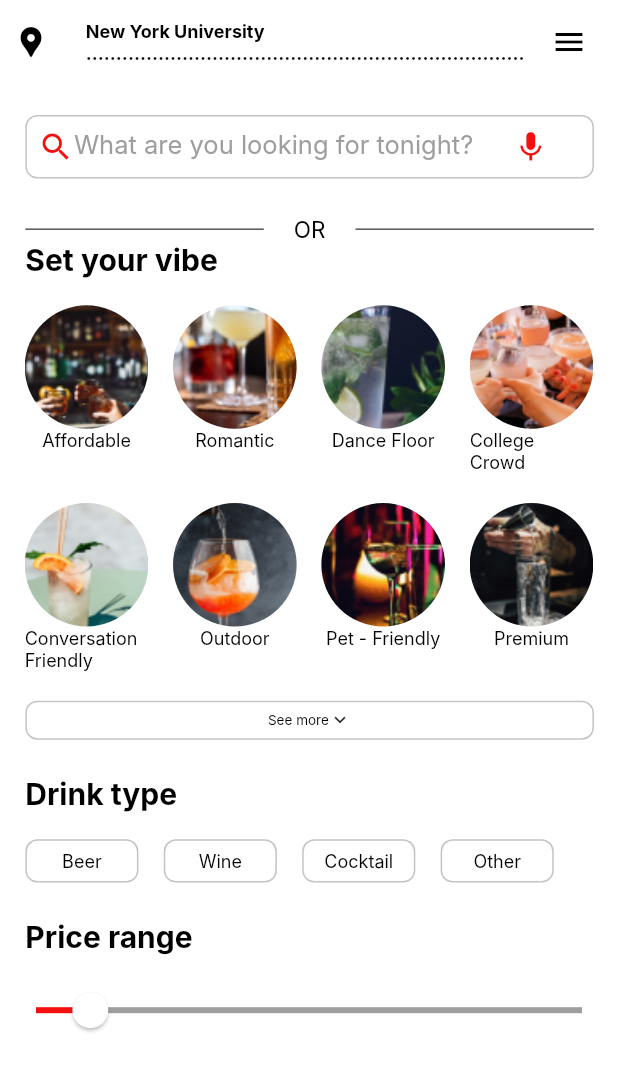
After one commit to HappyOurs/HappyOurs, a Flutter app: the HomePageV2 screen opened directly, on a phone screen of 412 x 824 dp. The commit adds this screen. Shown: the top 1071 px of the screen. Run offline on Flutter 3.47's test engine with Material 2 defaults, Android fonts, the phone set to English and light mode, and no system bars; drawn by our look-alikes of overlay_support; our stand-ins replace cloud_firestore, firebase_auth, firebase_core, google_sign_in, pin_code_fields; accounts and stored records are empty; Roboto replaces fonts that are missing (Inter).

Commit message:
Completed home page v2 except the slider

```diff
--- /dev/null
+++ b/lib/home_v2.dart
@@ -0,0 +1,451 @@
+import 'package:flutter/material.dart';
+import 'package:flutter/src/widgets/container.dart';
+import 'package:flutter/src/widgets/framework.dart';
+import 'package:happyours/widgets/bar_card.dart';
+import 'package:happyours/widgets/vibe_option.dart';
+
+class HomePageV2 extends StatefulWidget {
+  const HomePageV2({super.key});
+
+  @override
+  State<HomePageV2> createState() => _HomePageV2State();
+}
+
+class _HomePageV2State extends State<HomePageV2> {
+  @override
+  Widget build(BuildContext context) {
+    TextEditingController searchController = TextEditingController();
+
+    var width = MediaQuery.of(context).size.width;
+    var height = MediaQuery.of(context).size.height;
+    int _price = 200;
+    return Scaffold(
+      backgroundColor: Colors.white,
+      appBar: AppBar(
+        elevation: 0,
+        backgroundColor: Colors.white,
+        leading: const Icon(
+          //needs change //
+          Icons.location_pin,
+          color: Colors.black,
+        ),
+        leadingWidth: width * 0.1,
+        title: Column(
+          crossAxisAlignment: CrossAxisAlignment.start,
+          children: const [
+            Text(
+              "New York University",
+              style: TextStyle(
+                  color: Colors.black,
+                  fontWeight: FontWeight.w700,
+                  fontFamily: 'Inter',
+                  fontSize: 12),
+            ),
+            Text(
+              "................................................................................",
+              style: TextStyle(
+                  color: Colors.black,
+                  fontWeight: FontWeight.w700,
+                  fontFamily: 'Inter',
+                  fontSize: 12),
+            ),
+          ],
+        ),
+        actions: [
+          const Icon(
+            //needs change
+            Icons.menu,
+            color: Colors.black,
+          ),
+          SizedBox(
+            width: width * 0.05,
+          ),
+        ],
+      ),
+      body: SingleChildScrollView(
+        child: Column(
+          crossAxisAlignment: CrossAxisAlignment.start,
+          children: [
+            //searchbar
+            Container(
+              margin: EdgeInsets.only(
+                  top: width * 0.05, left: width * 0.041, bottom: width * 0.06),
+              height: width * 0.103,
+              width: width * 0.92,
+              decoration: BoxDecoration(
+                border: Border.all(
+                  color: const Color(0xffc4c4c4),
+                  width: 1,
+                ),
+                borderRadius: BorderRadius.circular(8),
+              ),
+              padding: EdgeInsets.only(left: width * 0.018),
+              child: Row(
+                children: [
+                  const Icon(
+                    Icons.search,
+                    color: Color(0xfff60f0f),
+                  ),
+                  Container(
+                    height: width * 0.103,
+                    width: width * 0.71,
+                    child: TextFormField(
+                      controller: searchController,
+                      decoration: const InputDecoration(
+                        border: InputBorder.none,
+                        hintText: "What are you looking for tonight?",
+                        hintStyle: TextStyle(
+                            color: Colors.grey,
+                            fontWeight: FontWeight.w400,
+                            fontFamily: 'Inter',
+                            fontSize: 17),
+                      ),
+                    ),
+                  ),
+                  GestureDetector(
+                    onTap: () {},
+                    child: Container(
+                        child: const Icon(
+                      Icons.mic,
+                      color: Color(0xfff60f0f),
+                    )),
+                  ),
+                ],
+              ),
+            ),
+            //or
+            Container(
+              width: width * 0.92,
+              margin: EdgeInsets.only(
+                left: width * 0.041,
+              ),
+              // padding: EdgeInsets.only(left: width * 0.018),
+              child: Row(
+                children: <Widget>[
+                  Expanded(
+                    child: Container(
+                      margin: const EdgeInsets.only(right: 20.0),
+                      child: const Divider(
+                        color: Colors.black,
+                        // height: 36,
+                      ),
+                    ),
+                  ),
+                  const Text(
+                    "OR",
+                    style: TextStyle(
+                        color: Colors.black,
+                        fontWeight: FontWeight.w400,
+                        fontFamily: 'Inter',
+                        fontSize: 15),
+                  ),
+                  Expanded(
+                    child: Container(
+                      margin: const EdgeInsets.only(left: 20.0),
+                      child: const Divider(
+                        color: Colors.black,
+                        // height: 36
+                      ),
+                    ),
+                  ),
+                ],
+              ),
+            ),
+            //set your vibe->
+            Padding(
+              padding: EdgeInsets.only(
+                left: width * 0.041,
+                bottom: width * 0.043,
+              ),
+              child: const Text(
+                "Set your vibe",
+                style: TextStyle(
+                    color: Colors.black,
+                    fontWeight: FontWeight.w700,
+                    fontFamily: 'Inter',
+                    fontSize: 20),
+              ),
+            ),
+            // options->
+            Container(
+              child: Column(
+                children: [
+                  Row(
+                    mainAxisAlignment: MainAxisAlignment.spaceEvenly,
+                    children: [
+                      vibeOption(
+                          img: "assets/vibe1.png",
+                          vibeName: "Affordable",
+                          width: width),
+                      vibeOption(
+                          img: "assets/vibe2.png",
+                          vibeName: "Romantic",
+                          width: width),
+                      vibeOption(
+                          img: "assets/vibe3.png",
+                          vibeName: "Dance Floor",
+                          width: width),
+                      vibeOption(
+                          img: "assets/vibe4.png",
+                          vibeName: "College Crowd",
+                          width: width),
+                    ],
+                  ),
+                  Row(
+                    mainAxisAlignment: MainAxisAlignment.spaceEvenly,
+                    children: [
+                      vibeOption(
+                          img: "assets/vibe5.png",
+                          vibeName: "Conversation Friendly",
+                          width: width),
+                      vibeOption(
+                          img: "assets/vibe6.png",
+                          vibeName: "Outdoor",
+                          width: width),
+                      vibeOption(
+                          img: "assets/vibe7.png",
+                          vibeName: "Pet - Friendly",
+                          width: width),
+                      vibeOption(
+                          img: "assets/vibe8.png",
+                          vibeName: "Premium",
+                          width: width),
+                    ],
+                  ),
+                ],
+              ),
+            ),
+            //see more->
+            GestureDetector(
+              onTap: () {},
+              child: Container(
+                  margin: EdgeInsets.only(
+                      left: width * 0.041, bottom: width * 0.06),
+                  height: width * 0.063,
+                  width: width * 0.92,
+                  decoration: BoxDecoration(
+                    border: Border.all(
+                      color: const Color(0xffc4c4c4),
+                      width: 1,
+                    ),
+                    borderRadius: BorderRadius.circular(8),
+                  ),
+                  child: Row(
+                    crossAxisAlignment: CrossAxisAlignment.center,
+                    mainAxisAlignment: MainAxisAlignment.center,
+                    children: const [
+                      Text(
+                        "See more",
+                        style: TextStyle(
+                            color: Colors.black,
+                            fontWeight: FontWeight.w400,
+                            fontFamily: 'Inter',
+                            fontSize: 9),
+                      ),
+                      Icon(
+                        Icons.expand_more_outlined,
+                        size: 15,
+                      )
+                    ],
+                  )),
+            ),
+
+            //Drink filter->
+            Padding(
+              padding: EdgeInsets.only(
+                left: width * 0.041,
+                bottom: width * 0.043,
+              ),
+              child: const Text(
+                "Drink type",
+                style: TextStyle(
+                    color: Colors.black,
+                    fontWeight: FontWeight.w700,
+                    fontFamily: 'Inter',
+                    fontSize: 20),
+              ),
+            ),
+            Row(
+              children: [
+                GestureDetector(
+                  onTap: () {},
+                  child: Container(
+                    margin: EdgeInsets.only(
+                        left: width * 0.041, bottom: width * 0.06),
+                    height: width * 0.070,
+                    width: width * 0.183,
+                    decoration: BoxDecoration(
+                      border: Border.all(
+                        color: const Color(0xffc4c4c4),
+                        width: 1,
+                      ),
+                      borderRadius: BorderRadius.circular(8),
+                    ),
+                    child: Row(
+                      crossAxisAlignment: CrossAxisAlignment.center,
+                      mainAxisAlignment: MainAxisAlignment.center,
+                      children: const [
+                        Text(
+                          "Beer",
+                          style: TextStyle(
+                              color: Colors.black,
+                              fontWeight: FontWeight.w400,
+                              fontFamily: 'Inter',
+                              fontSize: 12),
+                        ),
+                      ],
+                    ),
+                  ),
+                ),
+                GestureDetector(
+                  onTap: () {},
+                  child: Container(
+                    margin: EdgeInsets.only(
+                        left: width * 0.041, bottom: width * 0.06),
+                    height: width * 0.070,
+                    width: width * 0.183,
+                    decoration: BoxDecoration(
+                      border: Border.all(
+                        color: const Color(0xffc4c4c4),
+                        width: 1,
+                      ),
+                      borderRadius: BorderRadius.circular(8),
+                    ),
+                    child: Row(
+                      crossAxisAlignment: CrossAxisAlignment.center,
+                      mainAxisAlignment: MainAxisAlignment.center,
+                      children: const [
+                        Text(
+                          "Wine",
+                          style: TextStyle(
+                              color: Colors.black,
+                              fontWeight: FontWeight.w400,
+                              fontFamily: 'Inter',
+                              fontSize: 12),
+                        ),
+                      ],
+                    ),
+                  ),
+                ),
+                GestureDetector(
+                  onTap: () {},
+                  child: Container(
+                    margin: EdgeInsets.only(
+                        left: width * 0.041, bottom: width * 0.06),
+                    height: width * 0.070,
+                    width: width * 0.183,
+                    decoration: BoxDecoration(
+                      border: Border.all(
+                        color: const Color(0xffc4c4c4),
+                        width: 1,
+                      ),
+                      borderRadius: BorderRadius.circular(8),
+                    ),
+                    child: Row(
+                      crossAxisAlignment: CrossAxisAlignment.center,
+                      mainAxisAlignment: MainAxisAlignment.center,
+                      children: const [
+                        Text(
+                          "Cocktail",
+                          style: TextStyle(
+                              color: Colors.black,
+                              fontWeight: FontWeight.w400,
+                              fontFamily: 'Inter',
+                              fontSize: 12),
+                        ),
+                      ],
+                    ),
+                  ),
+                ),
+                GestureDetector(
+                  onTap: () {},
+                  child: Container(
+                    margin: EdgeInsets.only(
+                        left: width * 0.041, bottom: width * 0.06),
+                    height: width * 0.070,
+                    width: width * 0.183,
+                    decoration: BoxDecoration(
+                      border: Border.all(
+                        color: const Color(0xffc4c4c4),
+                        width: 1,
+                      ),
+                      borderRadius: BorderRadius.circular(8),
+                    ),
+                    child: Row(
+                      crossAxisAlignment: CrossAxisAlignment.center,
+                      mainAxisAlignment: MainAxisAlignment.center,
+                      children: const [
+                        Text(
+                          "Other",
+                          style: TextStyle(
+                              color: Colors.black,
+                              fontWeight: FontWeight.w400,
+                              fontFamily: 'Inter',
+                              fontSize: 12),
+                        ),
+                      ],
+                    ),
+                  ),
+                ),
+              ],
+            ),
+            //price range->
+            Padding(
+              padding: EdgeInsets.only(
+                left: width * 0.041,
+                bottom: width * 0.03,
+              ),
+              child: const Text(
+                "Price range",
+                style: TextStyle(
+                    color: Colors.black,
+                    fontWeight: FontWeight.w700,
+                    fontFamily: 'Inter',
+                    fontSize: 20),
+              ),
+            ),
+            //slider->
+            SliderTheme(
+              data: SliderTheme.of(context).copyWith(
+                activeTrackColor: Color(0xfff60f0f),
+                inactiveTrackColor: Colors.grey,
+                trackShape: RectangularSliderTrackShape(),
+                trackHeight: 4.0,
+                thumbColor: Colors.white,
+                thumbShape: RoundSliderThumbShape(enabledThumbRadius: 12.0),
+                overlayColor: Colors.red.withAlpha(32),
+                overlayShape: RoundSliderOverlayShape(overlayRadius: 24.0),
+              ),
+              child: Slider(
+                value: _price.toDouble(),
+                min: 1,
+                max: 2000,
+                label: "Select price range",
+                onChanged: (value) {
+                  setState(() {
+                    _price = value.round();
+                  });
+                },
+              ),
+            ),
+            // Slider(
+            //     value: _price.toDouble(),
+            //     min: 1.0,
+            //     max: 20.0,
+            //     activeColor: Color(0xfff60f0f),
+            //     inactiveColor: Colors.grey,
+            //     label: 'Select price range',
+            //     onChanged: (double newValue) {
+            //       setState(() {
+            //         _price = newValue.round();
+            //       });
+            //     },
+            //     semanticFormatterCallback: (double newValue) {
+            //       return '${newValue.round()} dollars';
+            //     })
+          ],
+        ),
+      ),
+    );
+  }
+}
--- /dev/null
+++ b/lib/widgets/vibe_option.dart
@@ -0,0 +1,33 @@
+import 'package:flutter/material.dart';
+
+Widget vibeOption(
+    {required String img, required String vibeName, required double width}) {
+  return Container(
+      height: width * 0.32,
+      width: width * 0.2,
+      child: Column(
+        mainAxisAlignment: MainAxisAlignment.center,
+        children: [
+          ClipRRect(
+            borderRadius: BorderRadius.circular(width * 0.1),
+            child: Image.asset(
+              img,
+              // width: 150,
+              height: width * 0.2,
+              width: width * 0.2,
+              fit: BoxFit.cover,
+            ),
+          ),
+          Expanded(
+            child: Text(
+              vibeName,
+              style: TextStyle(
+                  color: Colors.black,
+                  fontWeight: FontWeight.w400,
+                  fontFamily: 'Inter',
+                  fontSize: 12),
+            ),
+          ),
+        ],
+      ));
+}
```
Also changed, not shown: lib/home.dart (+1 -8 lines), assets/vibe1.png (added), assets/vibe2.png (added), assets/vibe3.png (added), assets/vibe4.png (added), assets/vibe5.png (added), assets/vibe6.png (added), assets/vibe7.png (added), assets/vibe8.png (added).
